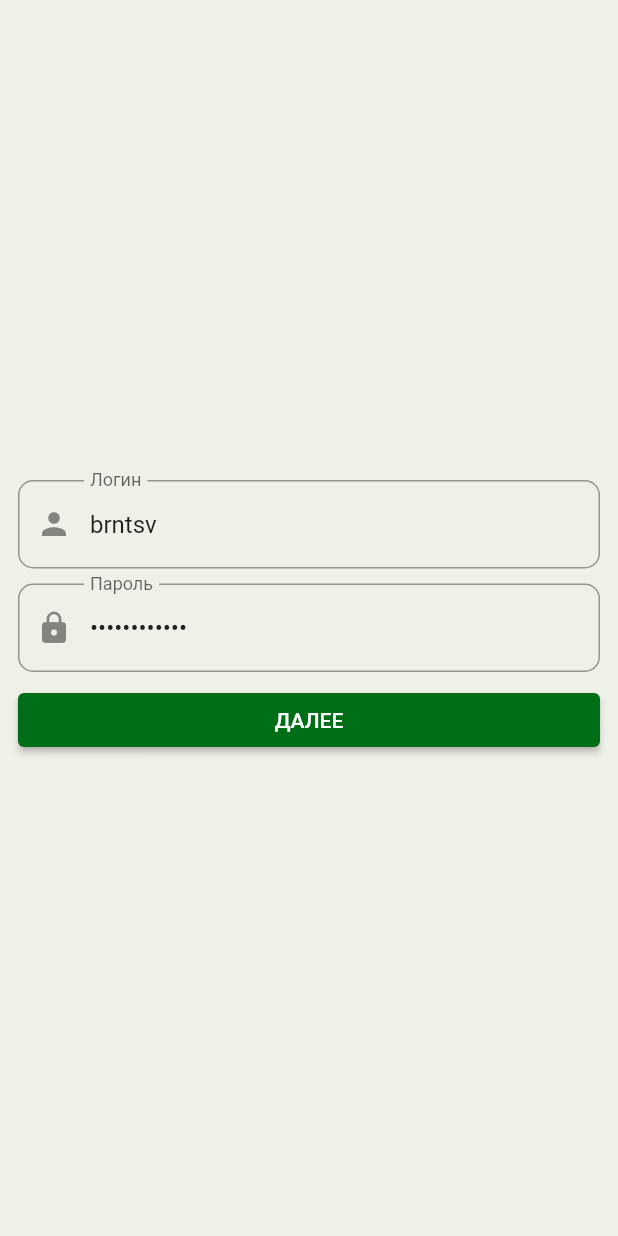
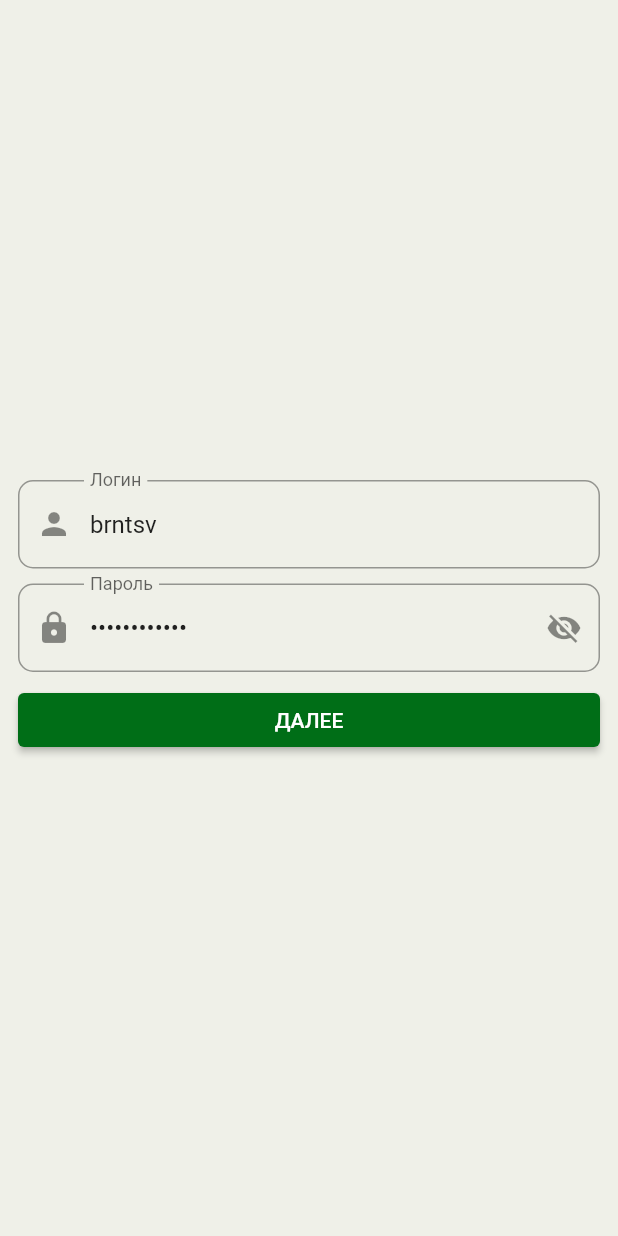
Before and after one commit to brntsv/study-jam-2, a Flutter app: the screen it shows after launch, on a phone screen of 412 x 824 dp. Run offline on Flutter 3.47's test engine with Material 2 defaults, Android fonts, the light colour scheme and no system bars; our stand-ins replace equatable, flutter_bloc, geolocator, liquid_pull_to_refresh, shared_preferences; missing offline and left inert: maps_launcher, surf_study_jam.

Commit message:
final update

```diff
--- a/lib/features/auth/screens/view/auth_screen.dart
+++ b/lib/features/auth/screens/view/auth_screen.dart
@@ -1,13 +1,10 @@
 import 'package:flutter/material.dart';
 import 'package:flutter_bloc/flutter_bloc.dart';
-import 'package:shared_preferences/shared_preferences.dart';
 import 'package:surf_practice_chat_flutter/features/topics/screens/topics_screen/view/topics_screen.dart';
 import 'package:surf_study_jam/surf_study_jam.dart';
 
 import 'package:surf_practice_chat_flutter/features/auth/repository/auth_repository.dart';
 import 'package:surf_practice_chat_flutter/features/auth/screens/bloc/auth_screen_bloc.dart';
-import 'package:surf_practice_chat_flutter/features/chat/repository/chat_repository.dart';
-import 'package:surf_practice_chat_flutter/features/chat/screens/view/chat_screen.dart';
 
 /// Screen for authorization process.
 ///
@@ -68,35 +65,21 @@ class AuthScreen extends StatelessWidget {
   }
 
   void _pushToChat(BuildContext context, StudyJamClient client) async {
-    // final prefs = await SharedPreferences.getInstance();
-    // final String? savedToken = prefs.getString('token');
     Navigator.push(context, MaterialPageRoute(builder: (_) {
-      return TopicsPage(
-        client: client,
-      );
-      // Scaffold(appBar: AppBar());
-      // TopicsPage(client: client);
+      return TopicsPage(client: client);
     }));
   }
-
-  // void _pushToChat(BuildContext context, TokenDto token) {
-  //   Navigator.push<ChatScreen>(
-  //     context,
-  //     MaterialPageRoute(
-  //       builder: (_) {
-  //         return ChatScreen(
-  //           chatRepository: ChatRepository(
-  //             StudyJamClient().getAuthorizedClient(token.token),
-  //           ),
-  //         );
-  //       },
-  //     ),
-  //   );
-  // }
 }
 
-class AuthView extends StatelessWidget {
+class AuthView extends StatefulWidget {
   const AuthView({Key? key}) : super(key: key);
+
+  @override
+  State<AuthView> createState() => _AuthViewState();
+}
+
+class _AuthViewState extends State<AuthView> {
+  bool _passwordVisible = false;
 
   @override
   Widget build(BuildContext context) {
@@ -130,10 +113,17 @@ class AuthView extends StatelessWidget {
             ),
             TextFormField(
               initialValue: initPassword,
-              obscureText: true,
+              obscureText: !_passwordVisible,
               decoration: InputDecoration(
                 prefixIcon: const Icon(Icons.lock),
                 labelText: 'Пароль',
+                suffixIcon: IconButton(
+                    icon: Icon(_passwordVisible
+                        ? Icons.visibility
+                        : Icons.visibility_off),
+                    onPressed: () => setState(() {
+                          _passwordVisible = !_passwordVisible;
+                        })),
                 border:
                     OutlineInputBorder(borderRadius: BorderRadius.circular(10)),
               ),
--- a/lib/features/topics/screens/create_topic/view/create_topic_page.dart
+++ b/lib/features/topics/screens/create_topic/view/create_topic_page.dart
@@ -41,7 +41,7 @@ class CreateTopicView extends StatelessWidget {
             children: [
               TextField(
                 decoration: const InputDecoration(
-                  labelText: 'Title',
+                  labelText: 'Название топика',
                   border: OutlineInputBorder(),
                 ),
                 onChanged: (value) {
@@ -53,7 +53,7 @@ class CreateTopicView extends StatelessWidget {
               ),
               TextField(
                 decoration: const InputDecoration(
-                  labelText: 'Description',
+                  labelText: 'Описание',
                   border: OutlineInputBorder(),
                 ),
                 onChanged: (value) {
@@ -67,7 +67,7 @@ class CreateTopicView extends StatelessWidget {
                 onPressed: () {
                   bloc.add(CreateTopicScreenCreate());
                 },
-                child: const Text('Continue'),
+                child: const Text('Создать'),
               ),
             ],
           ),
--- a/lib/theme/theme.dart
+++ b/lib/theme/theme.dart
@@ -17,9 +17,3 @@ final themeData = ThemeData(
   colorScheme: ThemeData().colorScheme.copyWith(
       primary: AppColors.primary, background: AppColors.backgroundColor),
 );
-
-class AppImages {
-  AppImages._();
-
-  static const String peesetz = 'assets/images/peesetz.jpg';
-}
--- a/pubspec.yaml
+++ b/pubspec.yaml
@@ -29,8 +29,8 @@ dev_dependencies:
 flutter:
   uses-material-design: true
 
-  assets:
-    - assets/images/
+  # assets:
+  #   - assets/images/
 
   fonts:
     - family: zelek
```
Also changed, not shown: lib/features/chat/screens/view/chat_screen.dart (+25 -11 lines), assets/images/peesetz.jpg (deleted).
